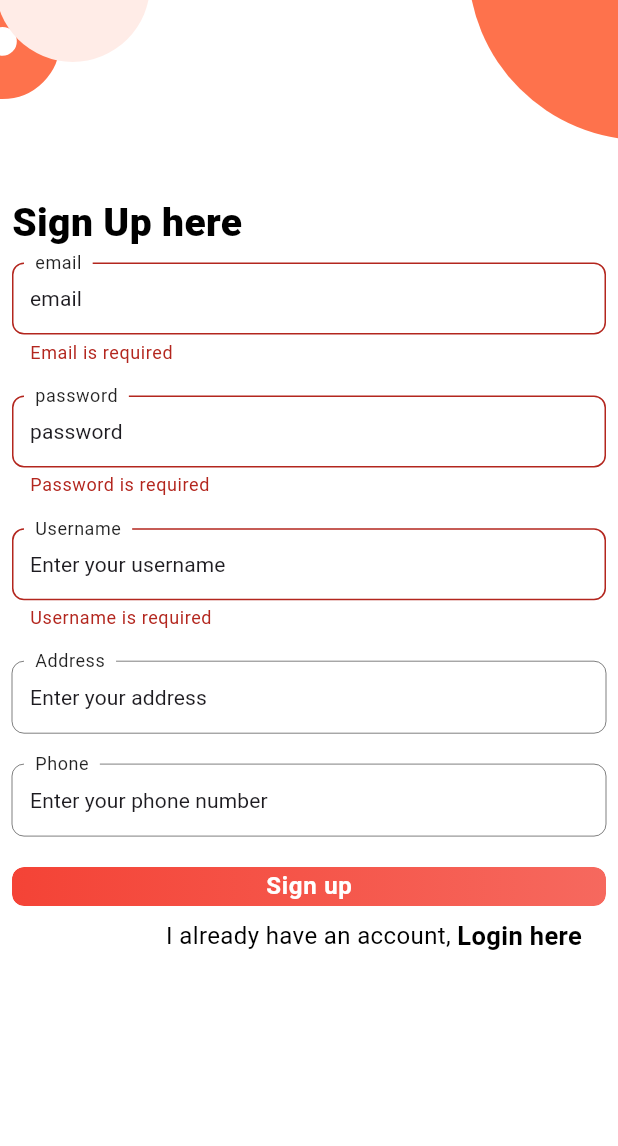
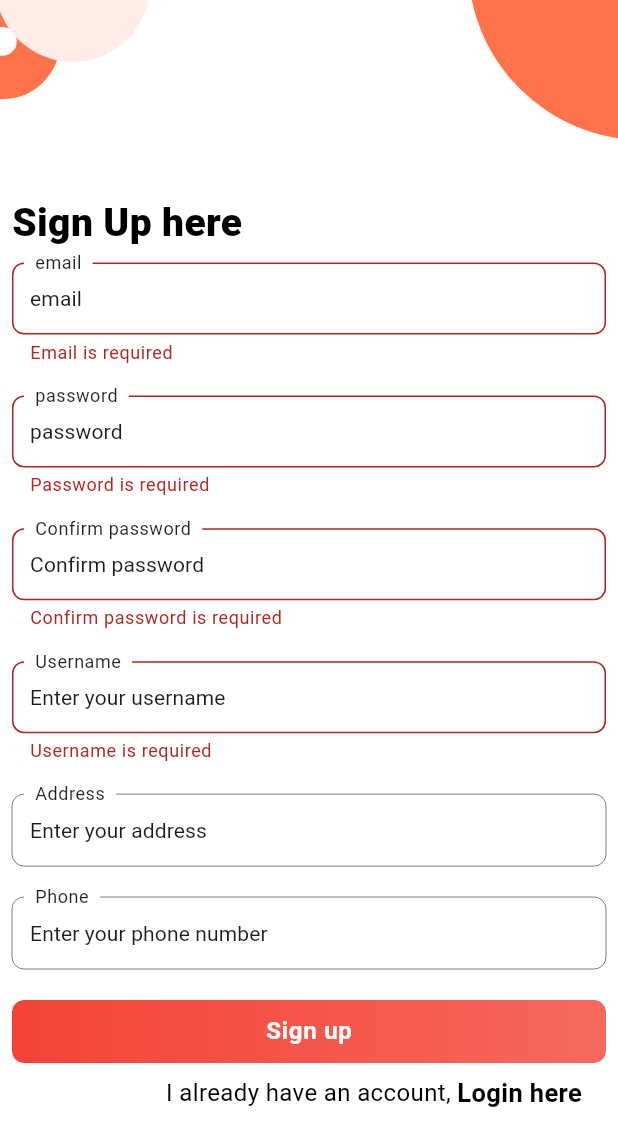
Before and after one commit to meriemDahil/EcoBite, a Flutter app: the SignIn screen opened by its route, after a tap on "Sign In", after a tap on "Sign up here", after a tap on "Sign up", on a phone screen of 412 x 824 dp. Shown: the top 1146 px of the screen. Run offline on Flutter 3.47's test engine with Material 3 defaults, Android fonts, the light colour scheme and no system bars; our stand-ins replace bloc, carousel_slider, cloud_firestore, firebase_auth, firebase_core, flash and 4 more; accounts and stored records are empty; generated files the repository leaves out were written again.

Commit message:
CONFIRMED PASSword SAVED

```diff
--- a/lib/core/button.dart
+++ b/lib/core/button.dart
@@ -30,7 +30,9 @@ class RoundedButton extends StatelessWidget {
       borderRadius: BorderRadius.circular(8),
       clipBehavior: Clip.antiAlias,
       color: Colors.transparent,
+
       child: InkWell(
+
         onTap: onTap,
         child: Container(
           alignment: Alignment.center,
@@ -52,6 +54,7 @@ class RoundedButton extends StatelessWidget {
           ),
           padding: EdgeInsets.symmetric(vertical: AppSize.shortestSide * 0.04),
           child: Row(
+
             mainAxisAlignment: MainAxisAlignment.center,
             crossAxisAlignment: CrossAxisAlignment.center,
             children: [
@@ -65,12 +68,15 @@ class RoundedButton extends StatelessWidget {
                     )
                   : const SizedBox.shrink(),
               icon != null ? AppSize.spaceXSmall : const SizedBox.shrink(),
-              Text(
-                label,
-                style: Theme.of(context)
-                    .textTheme
-                    .bodyLarge!
-                    .copyWith(color: labelColor, fontWeight: FontWeight.w700),
+              Padding(
+                padding: const EdgeInsets.all(8.0),
+                child: Text(
+                  label,
+                  style: Theme.of(context)
+                      .textTheme
+                      .bodyLarge!
+                      .copyWith(color: labelColor, fontWeight: FontWeight.w700),
+                ),
               ),
             ],
           ),
--- a/lib/features/Authentification/logic/cubit/auth_cubit.dart
+++ b/lib/features/Authentification/logic/cubit/auth_cubit.dart
@@ -17,6 +17,7 @@ class AuthCubit extends Cubit<AuthState> {
   // TextEditingControllers for input fields
   final TextEditingController emailController = TextEditingController();
   final TextEditingController passwordController = TextEditingController();
+  final TextEditingController confirmPasswordController = TextEditingController();
   final TextEditingController usernameController = TextEditingController();
   final TextEditingController addressController = TextEditingController();
   final TextEditingController phoneController = TextEditingController();
@@ -31,6 +32,7 @@ class AuthCubit extends Cubit<AuthState> {
     passwordController.clear();
     addressController.clear();
     phoneController.clear();
+    confirmPasswordController.clear();
   }
 
   AuthCubit(this._authRepository) : super(const AuthState.initial()){
@@ -43,6 +45,7 @@ class AuthCubit extends Cubit<AuthState> {
     passwordController.dispose();
     usernameController.dispose();
     addressController.dispose();
+    confirmPasswordController.dispose();
     phoneController.dispose();
     imageController.dispose();
     return super.close();
--- a/lib/features/Authentification/ui/sign_in.dart
+++ b/lib/features/Authentification/ui/sign_in.dart
@@ -1,3 +1,4 @@
+import 'package:eco_bite/core/app_color.dart';
 import 'package:eco_bite/core/enum_message_type.dart';
 import 'package:eco_bite/core/flash_utils.dart';
 import 'package:eco_bite/features/Authentification/logic/cubit/auth_cubit.dart';
@@ -82,12 +83,40 @@ class SignIn extends StatelessWidget {
          }
         },
         builder: (context, state) {
-          return Center(
-                child: Padding(
-                  padding: const EdgeInsets.symmetric(horizontal: 8.0),
-                  child: FormSignIn(formKey: context.read<AuthCubit>().formKey),
+          return Padding(
+            padding: const EdgeInsets.all(8.0),
+            child: Column(
+
+              mainAxisAlignment: MainAxisAlignment.center,
+              //crossAxisAlignment: CrossAxisAlignment.start,
+              children: [
+                 Row(
+              children: [
+                Text(
+                  'Welcome To ',
+                  style: TextStyle(fontSize: 26, fontWeight: FontWeight.w900, color: Colors.black),
                 ),
-              );
+                Text(
+              'EcoBite',
+              style: TextStyle(fontSize: 26, fontWeight: FontWeight.w900, color: AppColor.primary),
+            ),
+              ],
+            ),
+            Text(
+                  'Here’s your first step in the journey to reduce food waste. ',
+                  style: TextStyle(fontSize: 16, fontWeight: FontWeight.w400, color: Colors.black),
+                ),
+
+
+                Center(
+                      child: Padding(
+                        padding: const EdgeInsets.symmetric(horizontal: 8.0),
+                        child: FormSignIn(formKey: context.read<AuthCubit>().formKey),
+                      ),
+                    ),
+              ],
+            ),
+          );
         },
   ),
         ],
--- a/lib/features/Authentification/ui/widgets/form_sign_in.dart
+++ b/lib/features/Authentification/ui/widgets/form_sign_in.dart
@@ -18,15 +18,16 @@ class FormSignIn extends StatelessWidget {
     return Form(
       key: formKey,
       child: SingleChildScrollView(
-        padding: const EdgeInsets.symmetric(horizontal: 10),
+
         child:Column(
           //mainAxisAlignment: MainAxisAlignment.center,
           crossAxisAlignment: CrossAxisAlignment.stretch,
         children: [
           const SizedBox(height: 40),
+
           const Text(
             'Login here',
-            style: TextStyle(fontSize: 26, fontWeight: FontWeight.w900, color: Colors.black),
+            style: TextStyle(fontSize: 26, fontWeight: FontWeight.w900, color: AppColor.primary),
           ),
           const SizedBox(height: 16),
           LabeledTextField(
@@ -42,11 +43,11 @@ class FormSignIn extends StatelessWidget {
             textEditingController: context.read<AuthCubit>().passwordController,
             validator: (value) => value == null || value.isEmpty ? 'Please enter a password' : null,
           ),
+
           Padding(
             padding: const EdgeInsets.symmetric(horizontal: 8.0, vertical: 16),
             child:GestureDetector(
             onTap: () {
-
               context.read<AuthCubit>().emailController.clear();
               showDialog(
                 context: context,
@@ -108,7 +109,7 @@ class FormSignIn extends StatelessWidget {
                                 SizedBox(height: MediaQuery.of(context).size.height / 70),
                                 LabeledTextField(
                                   label: "Email",
-                                  hintText: "Enter your email",
+                                  hintText: "email",
                                   textEditingController: context.read<AuthCubit>().emailController,
                                   validator: (value) {
                                     if (value == null || value.isEmpty) {
@@ -130,7 +131,7 @@ class FormSignIn extends StatelessWidget {
                                     ),
                                     const SizedBox(width: 8),
                                     RoundedButton(
-                                      label: "Send Reset Link",
+                                      label: "Send",
                                       onTap: () async{
                                         await context.read<AuthCubit>().passwordReset();
                                       Navigator.pop(context);}
--- a/lib/features/Authentification/ui/widgets/form_sign_up.dart
+++ b/lib/features/Authentification/ui/widgets/form_sign_up.dart
@@ -44,6 +44,21 @@ class FormSignUp extends StatelessWidget {
                 textEditingController: context.read<AuthCubit>().passwordController,
                 validator: (value) =>
                     value == null || value.isEmpty ? 'Password is required' : null,
+              ),
+              SizedBox(height: MediaQuery.of(context).size.height / 40),
+              LabeledTextField(
+                hintText: 'Confirm password',
+                label: 'Confirm password',
+                textEditingController: context.read<AuthCubit>().confirmPasswordController,
+                validator: (value) {
+                  if (value == null || value.isEmpty) {
+                    return 'Confirm password is required';
+                  }
+                  if (value != context.read<AuthCubit>().passwordController.text) {
+                    return 'Passwords do not match';
+                  }
+                  return null;
+                },
               ),
               SizedBox(height: MediaQuery.of(context).size.height / 40),
               LabeledTextField(
```
